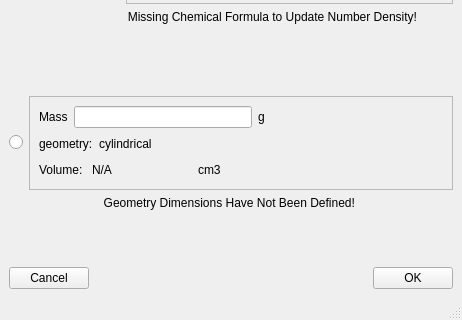
The window that designer/ui_mass_density.ui (neutrons/addie) describes before a commit, drawn with Qt 5; both pictures show x 0 to 462 and y 182 to 502 of the 462 by 502 pixel window.
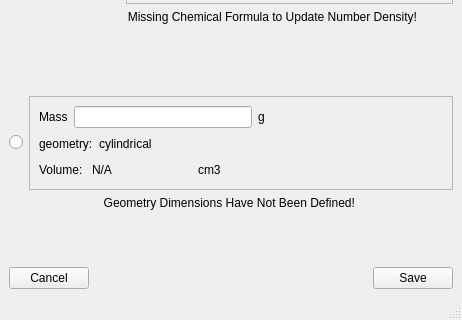
The same window after the commit.

Commit message: renamed the ok button to save to keep all of the dialog/window in sync

Patch:
```diff
--- a/designer/ui_mass_density.ui
+++ b/designer/ui_mass_density.ui
@@ -416,7 +416,7 @@
       <item>
        <widget class="QPushButton" name="ok">
         <property name="text">
-         <string>OK</string>
+         <string>Save</string>
         </property>
        </widget>
       </item>
```
The commit also changes 5 other files.
